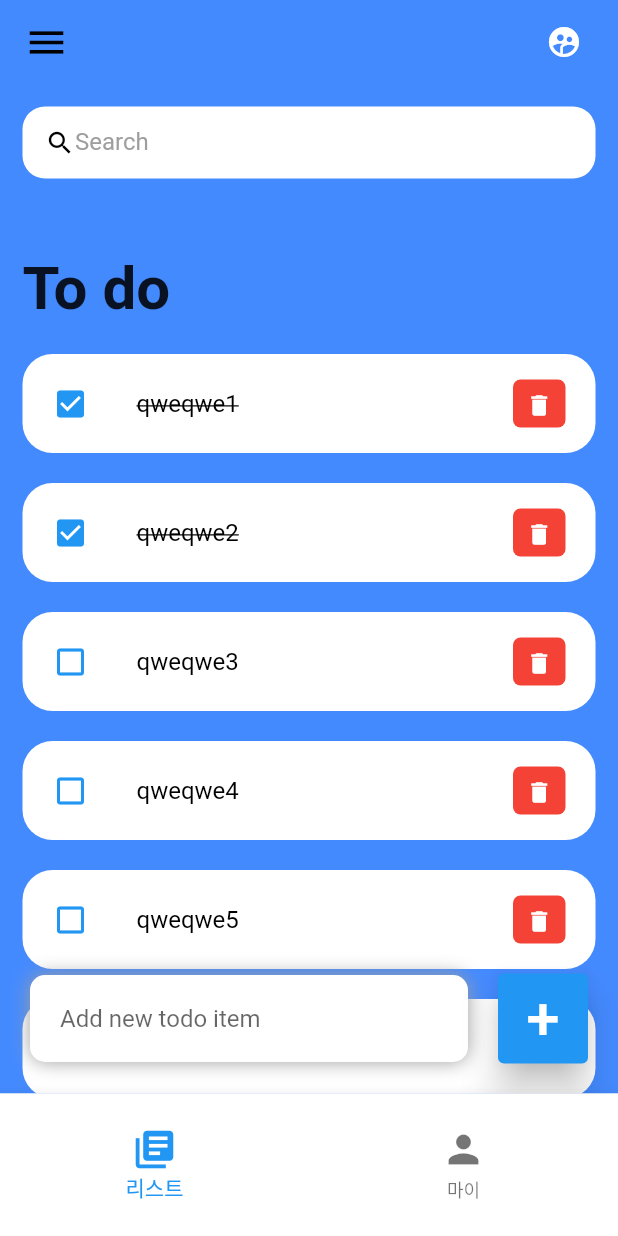
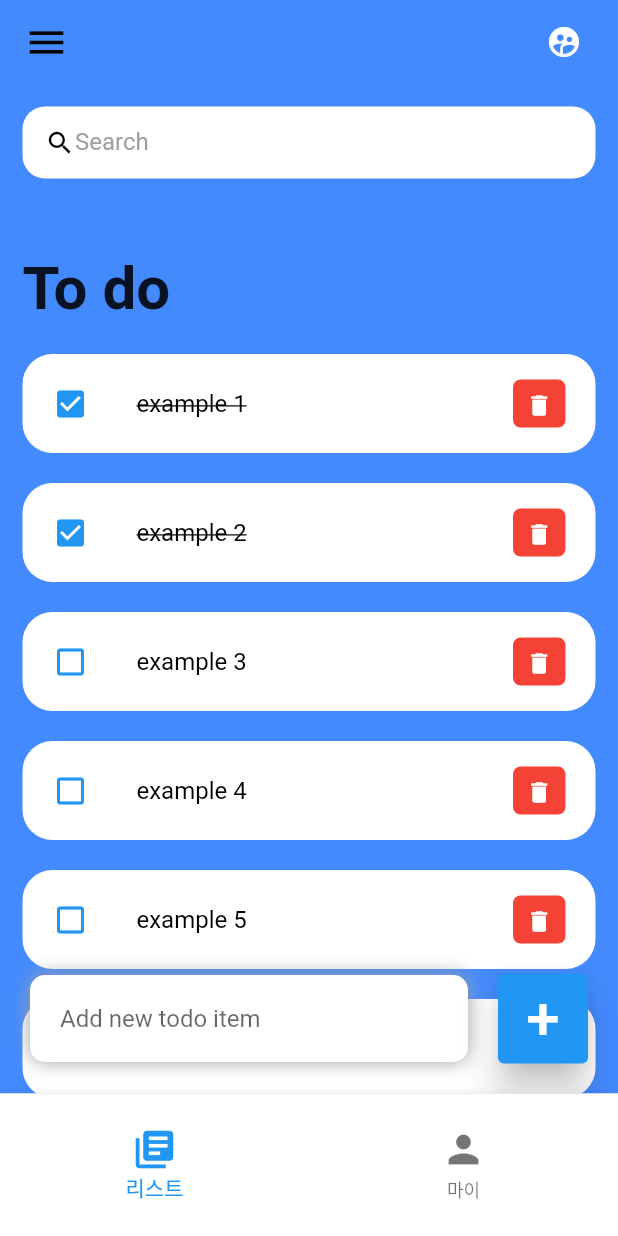
Before and after one commit to tjdwns4712/fkutterToDoApp, a Flutter app: the screen it shows after launch, on a phone screen of 412 x 824 dp. Run offline on Flutter 3.47's test engine with Material 2 defaults, Android fonts, the phone set to English and light mode, and no system bars.

Commit message:
2023_06_03

```diff
--- a/lib/main.dart
+++ b/lib/main.dart
@@ -14,10 +14,6 @@ class ToDo extends StatelessWidget {
     return MaterialApp(
       debugShowCheckedModeBanner: false,
       title: 'To ',
-      theme: ThemeData(
-        primarySwatch: Colors.blue,
-        visualDensity: VisualDensity.adaptivePlatformDensity,
-      ),
       initialRoute: '/',
       routes: {
         '/': (context) => const startSplashpage(), // 시작 실행화면
--- a/lib/model/todo.dart
+++ b/lib/model/todo.dart
@@ -13,29 +13,29 @@ class ToDo {
     return [
       ToDo(
         id: '01',
-        todoText: "qweqwe1",
+        todoText: "example 1",
         isDone: true,
       ),
       ToDo(
         id: '02',
-        todoText: "qweqwe2",
+        todoText: "example 2",
         isDone: true,
       ),
       ToDo(
         id: '03',
-        todoText: "qweqwe3",
+        todoText: "example 3",
       ),
       ToDo(
         id: '04',
-        todoText: "qweqwe4",
+        todoText: "example 4",
       ),
       ToDo(
         id: '05',
-        todoText: "qweqwe5",
+        todoText: "example 5",
       ),
       ToDo(
         id: '06',
-        todoText: "qweqwe6",
+        todoText: "example 6",
       ),
     ];
   }
--- a/lib/pages/homePage.dart
+++ b/lib/pages/homePage.dart
@@ -1,5 +1,5 @@
 import 'package:flutter/material.dart';
-import 'package:todo/widgets/TodoItem.dart';
+import 'package:todo/widgets/todoItem.dart';
 import '../model/todo.dart';
 
 class homePage extends StatefulWidget {
@@ -220,6 +220,8 @@ class _homePageState extends State<homePage> {
               item.todoText!.toLowerCase().contains(enterKeyword.toLowerCase()))
           .toList();
       // where메소드를 이용하여 item객체의 todoText 속성 값이 endterKeyword를 포함하는것만 걸러냄
+      //검색 기능상 대소문자를 구분하지 않기 위해 .toLowerCase를 사용
+      //.contains는 검색어인 enterKeyword를 포함하는지
     }
     setState(() {
       _foundToDo = results;
```
